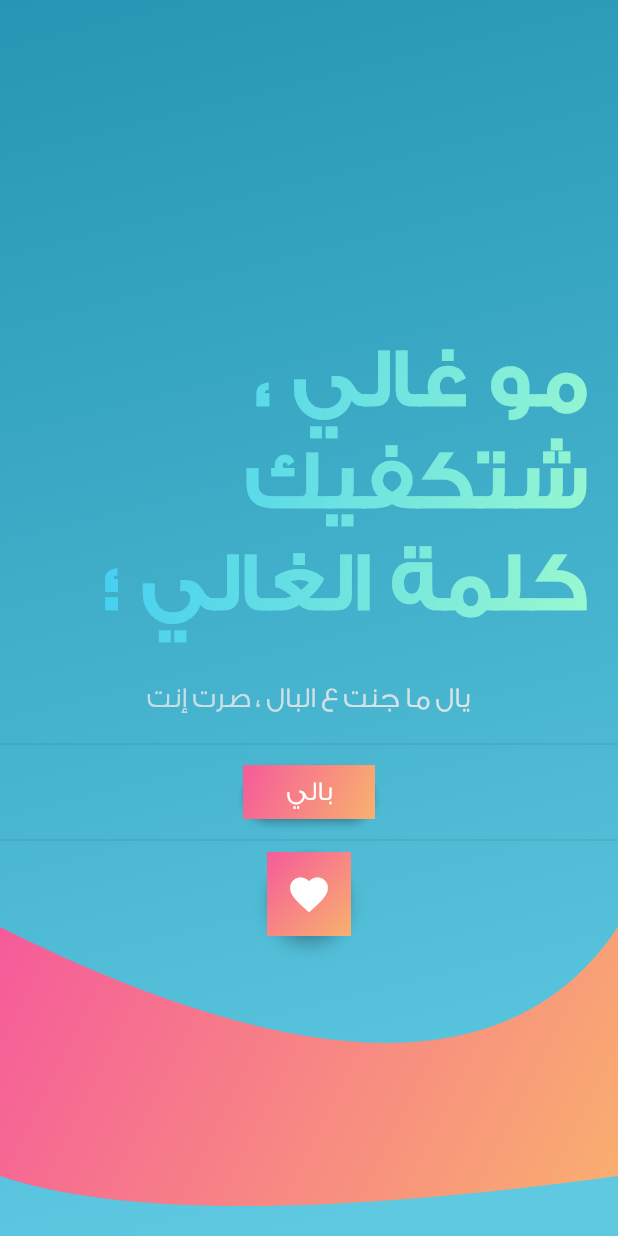
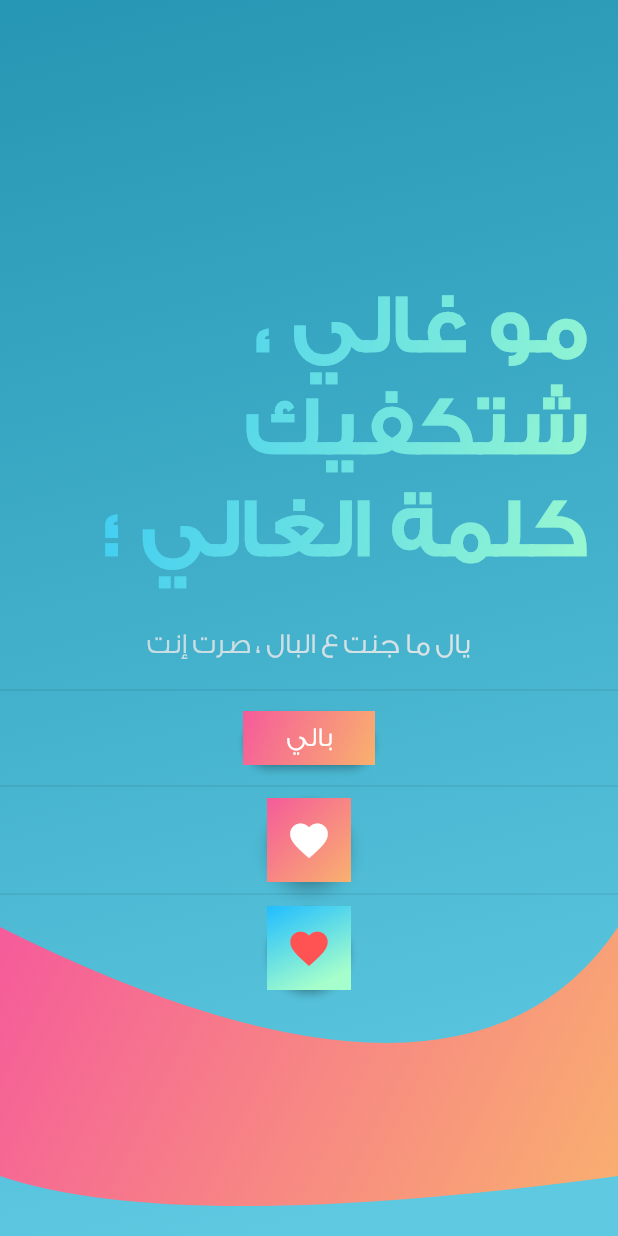
Before and after one commit to bluemix/Gradient-Screens, a Flutter app: the screen it shows after launch, on a phone screen of 412 x 824 dp. Run offline on Flutter 3.47's test engine with Material 2 defaults, Android fonts, the phone set to English and light mode, and no system bars.

Commit message:
creating a separate classes for CircularGradientButton and RoundedGradientButton

```diff
--- /dev/null
+++ b/lib/gradients.dart
@@ -0,0 +1,68 @@
+import 'package:flutter/material.dart';
+
+
+Widget _gradientContainer(
+    BuildContext context, Gradient gradient, double incHeightBy, Widget child) {
+  final ButtonThemeData buttonTheme =
+      ButtonTheme.of(context).copyWith(padding: const EdgeInsets.all(0.0));
+  return new Container(
+    height: buttonTheme.height + incHeightBy,
+    width: buttonTheme.minWidth,
+    decoration: BoxDecoration(gradient: gradient),
+    child: Center(child: child),
+  );
+}
+
+class CircualrGradientButton extends StatelessWidget {
+  CircualrGradientButton(this.gradient, this.child, this.callback,
+      {this.elevation = 2.0});
+
+  final Widget child;
+  final Gradient gradient;
+  final VoidCallback callback;
+  final double elevation;
+
+
+  @override
+  Widget build(BuildContext context) {
+    return FloatingActionButton(
+      elevation: elevation,
+      onPressed: () => callback,
+      child: _gradientContainer(context, gradient, 30.0, child),
+    );
+  }
+}
+
+class GradientButton extends StatelessWidget {
+  GradientButton(this.gradient, this.child, this.callback,
+      {this.shape, this.shapeRadius, this.textStyle, this.elevation = 2.0});
+
+  final Widget child;
+  final Gradient gradient;
+  final VoidCallback callback;
+  final ShapeBorder shape;
+  final BorderRadius shapeRadius;
+  final TextStyle textStyle;
+  final double elevation;
+
+  @override
+  Widget build(BuildContext context) {
+    final ThemeData theme = Theme.of(context);
+
+    BorderRadius borderRadiusCopy = shapeRadius ?? BorderRadius.circular(20.0);
+    ShapeBorder shapeCopy =
+        shape ?? RoundedRectangleBorder(borderRadius: borderRadiusCopy);
+    TextStyle textStyleCopy =
+        textStyle ?? theme.textTheme.button.copyWith(color: Colors.white);
+
+    return RawMaterialButton(
+      fillColor: Colors.transparent,
+      padding: const EdgeInsets.all(0.0),
+      shape: shapeCopy,
+      elevation: elevation,
+      textStyle: textStyleCopy,
+      onPressed: () => callback,
+      child: _gradientContainer(context, gradient, 0.0, child),
+    );
+  }
+}
--- a/lib/main.dart
+++ b/lib/main.dart
@@ -1,4 +1,5 @@
 import 'package:flutter/material.dart';
+import 'package:gradient_buttons/gradients.dart';
 import 'package:gradient_buttons/utils.dart';
 import 'package:gradient_buttons/wavy_clipper.dart';
 
@@ -9,9 +10,7 @@ class MyApp extends StatelessWidget {
   Widget build(BuildContext context) {
     return new MaterialApp(
       title: 'Gradient Buttons',
-      theme: new ThemeData(
-        primarySwatch: Colors.blue,
-      ),
+      theme: appTheme(),
       builder: (BuildContext context, Widget child) {
         return appDirectionality(child);
       },
@@ -116,6 +115,14 @@ class _MyHomePageState extends State<MyHomePage> {
     final ButtonThemeData buttonTheme =
         ButtonTheme.of(context).copyWith(padding: const EdgeInsets.all(0.0));
 
+    var linearGradient3 = LinearGradient(
+      begin: Alignment.topLeft,
+      end: Alignment.bottomCenter,
+      colors: <Color>[
+        Color(0xfff20BDFF),
+        Color(0xffA5FECB),
+      ],
+    );
     final Shader linearGradient = LinearGradient(
       begin: Alignment.topLeft,
       end: Alignment.bottomCenter,
@@ -184,7 +191,10 @@ class _MyHomePageState extends State<MyHomePage> {
                 onPressed: () => print('button pressed'),
                 child: gradientContainer(
                   0.0,
-                  Text('بالي', style: TextStyle(fontFamily: 'GE SS Light', fontSize: 18.0),),
+                  Text(
+                    'بالي',
+                    style: TextStyle(fontSize: 18.0),
+                  ),
                 ),
               ),
               Divider(),
@@ -199,6 +209,15 @@ class _MyHomePageState extends State<MyHomePage> {
                       size: 30.0,
                     )),
               ),
+              Divider(),
+              CircualrGradientButton(
+                  linearGradient3,
+                  Icon(
+                    Icons.favorite,
+                    size: 30.0,
+                    color: Colors.redAccent,
+                  ),
+                  () => print(''))
             ],
           ),
         ),
--- a/lib/utils.dart
+++ b/lib/utils.dart
@@ -1,4 +1,14 @@
+import 'package:flutter/material.dart';
 import 'package:flutter/widgets.dart';
+
+
+
+ThemeData appTheme() {
+  return new ThemeData(
+      hintColor: Colors.grey,
+      fontFamily: 'GE SS Light',
+      accentColor: Colors.lime);
+}
 
 Directionality appDirectionality(Widget child) {
   return new Directionality(
```
Also changed, not shown: pubspec.lock.
